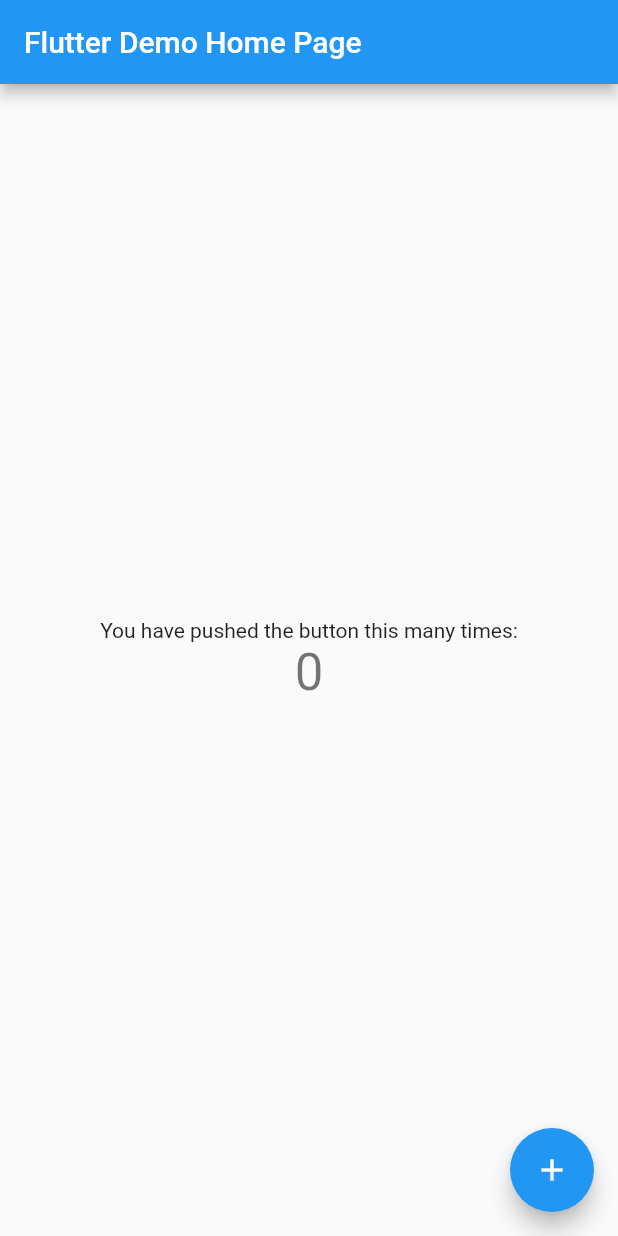
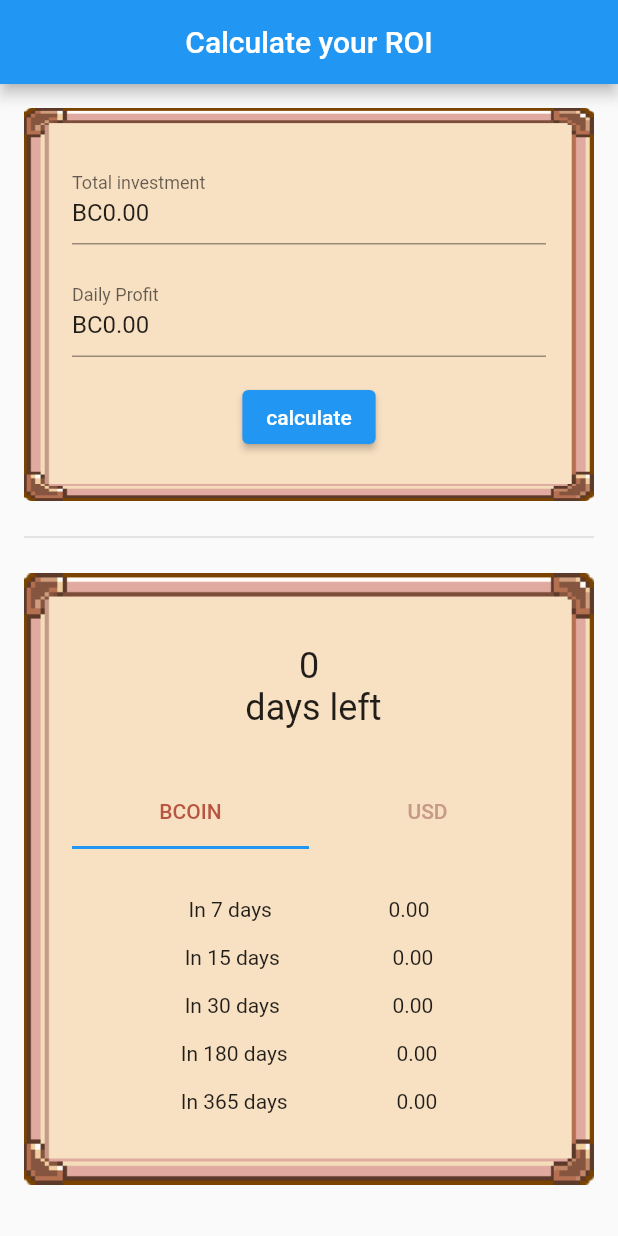
Before and after one commit to vfernandess/bombcrypto-simulator, a Flutter app: the screen it shows after launch, on a phone screen of 412 x 824 dp. Run offline on Flutter 3.47's test engine with Material 2 defaults, Android fonts, the phone set to English and light mode, and no system bars; our stand-ins replace currency_text_input_formatter.

Commit message:
add roi calculation

```diff
--- a/lib/main.dart
+++ b/lib/main.dart
@@ -1,115 +1,22 @@
+import 'package:bombscrypto_simulator/roi/ui/roi_page.dart';
 import 'package:flutter/material.dart';
 
 void main() {
-  runApp(const MyApp());
+  runApp(const BombCryptoSimulatorApp());
 }
 
-class MyApp extends StatelessWidget {
-  const MyApp({Key? key}) : super(key: key);
+class BombCryptoSimulatorApp extends StatelessWidget {
+  const BombCryptoSimulatorApp({Key? key}) : super(key: key);
 
   // This widget is the root of your application.
   @override
   Widget build(BuildContext context) {
     return MaterialApp(
-      title: 'Flutter Demo',
+      title: 'BombCrypto Simulator',
       theme: ThemeData(
-        // This is the theme of your application.
-        //
-        // Try running your application with "flutter run". You'll see the
-        // application has a blue toolbar. Then, without quitting the app, try
-        // changing the primarySwatch below to Colors.green and then invoke
-        // "hot reload" (press "r" in the console where you ran "flutter run",
-        // or simply save your changes to "hot reload" in a Flutter IDE).
-        // Notice that the counter didn't reset back to zero; the application
-        // is not restarted.
         primarySwatch: Colors.blue,
       ),
-      home: const MyHomePage(title: 'Flutter Demo Home Page'),
+      home: const RoiPage(),
     );
   }
 }
-
-class MyHomePage extends StatefulWidget {
-  const MyHomePage({Key? key, required this.title}) : super(key: key);
-
-  // This widget is the home page of your application. It is stateful, meaning
-  // that it has a State object (defined below) that contains fields that affect
-  // how it looks.
-
-  // This class is the configuration for the state. It holds the values (in this
-  // case the title) provided by the parent (in this case the App widget) and
-  // used by the build method of the State. Fields in a Widget subclass are
-  // always marked "final".
-
-  final String title;
-
-  @override
-  State<MyHomePage> createState() => _MyHomePageState();
-}
-
-class _MyHomePageState extends State<MyHomePage> {
-  int _counter = 0;
-
-  void _incrementCounter() {
-    setState(() {
-      // This call to setState tells the Flutter framework that something has
-      // changed in this State, which causes it to rerun the build method below
-      // so that the display can reflect the updated values. If we changed
-      // _counter without calling setState(), then the build method would not be
-      // called again, and so nothing would appear to happen.
-      _counter++;
-    });
-  }
-
-  @override
-  Widget build(BuildContext context) {
-    // This method is rerun every time setState is called, for instance as done
-    // by the _incrementCounter method above.
-    //
-    // The Flutter framework has been optimized to make rerunning build methods
-    // fast, so that you can just rebuild anything that needs updating rather
-    // than having to individually change instances of widgets.
-    return Scaffold(
-      appBar: AppBar(
-        // Here we take the value from the MyHomePage object that was created by
-        // the App.build method, and use it to set our appbar title.
-        title: Text(widget.title),
-      ),
-      body: Center(
-        // Center is a layout widget. It takes a single child and positions it
-        // in the middle of the parent.
-        child: Column(
-          // Column is also a layout widget. It takes a list of children and
-          // arranges them vertically. By default, it sizes itself to fit its
-          // children horizontally, and tries to be as tall as its parent.
-          //
-          // Invoke "debug painting" (press "p" in the console, choose the
-          // "Toggle Debug Paint" action from the Flutter Inspector in Android
-          // Studio, or the "Toggle Debug Paint" command in Visual Studio Code)
-          // to see the wireframe for each widget.
-          //
-          // Column has various properties to control how it sizes itself and
-          // how it positions its children. Here we use mainAxisAlignment to
-          // center the children vertically; the main axis here is the vertical
-          // axis because Columns are vertical (the cross axis would be
-          // horizontal).
-          mainAxisAlignment: MainAxisAlignment.center,
-          children: <Widget>[
-            const Text(
-              'You have pushed the button this many times:',
-            ),
-            Text(
-              '$_counter',
-              style: Theme.of(context).textTheme.headline4,
-            ),
-          ],
-        ),
-      ),
-      floatingActionButton: FloatingActionButton(
-        onPressed: _incrementCounter,
-        tooltip: 'Increment',
-        child: const Icon(Icons.add),
-      ), // This trailing comma makes auto-formatting nicer for build methods.
-    );
-  }
-}
--- /dev/null
+++ b/lib/roi/business/roi_presenter.dart
@@ -0,0 +1,74 @@
+import 'package:bombscrypto_simulator/roi/business/roi_facade.dart';
+import 'package:bombscrypto_simulator/roi/model/roi_model.dart';
+import 'package:bombscrypto_simulator/roi/roi_contract.dart';
+
+class RoiPresenter extends RoiPresenterContract {
+  final RoiViewContract view;
+  final RoiFacade _facade = RoiFacadeImpl();
+  num _usdValue = 0;
+
+  RoiPresenter(this.view);
+
+  @override
+  calculate(num investment, num dailyProfit) {
+    final result = _calculateInternal(investment, dailyProfit);
+
+    view.showCalculationResult(result);
+  }
+
+  RoiModel _calculateInternal(num investment, num dailyProfit) {
+    final bcoin = RoiDateModel(
+        "BCOIN",
+        _calculateBCoinProfit(investment, dailyProfit, 7),
+        _calculateBCoinProfit(investment, dailyProfit, 15),
+        _calculateBCoinProfit(investment, dailyProfit, 30),
+        _calculateBCoinProfit(investment, dailyProfit, 180),
+        _calculateBCoinProfit(investment, dailyProfit, 365));
+
+    final usd = RoiDateModel(
+      "USD",
+      _calculateUsdProfit(bcoin.profitIn7days),
+      _calculateUsdProfit(bcoin.profitIn15days),
+      _calculateUsdProfit(bcoin.profitIn30days),
+      _calculateUsdProfit(bcoin.profitIn180days),
+      _calculateUsdProfit(bcoin.profitIn365days),
+    );
+
+    var daysLeft = 0;
+    if(investment > 0 && dailyProfit > 0) {
+      daysLeft = (investment / dailyProfit).round();
+    }
+
+    return RoiModel([bcoin, usd], daysLeft);
+  }
+
+  num _calculateBCoinProfit(num investment, num dailyProfit, num day) {
+    var result = (dailyProfit * day) - investment;
+    if (result <= 0) {
+      return 0;
+    } else {
+      return result;
+    }
+  }
+
+  num _calculateUsdProfit(num bcoin) {
+    var result = bcoin * _usdValue;
+    if (result <= 0) {
+      return 0;
+    } else {
+      return result;
+    }
+  }
+
+  @override
+  Future<RoiModel> load() {
+    return Future.delayed(const Duration(seconds: 1), (){ return 6.41; })
+    // return _facade
+    //     .getBombCoinUsdPrice()
+        .then((value) {
+          _usdValue = value;
+
+          return _calculateInternal(0, 0);
+    });
+  }
+}
--- /dev/null
+++ b/lib/roi/model/roi_model.dart
@@ -0,0 +1,24 @@
+class RoiDateModel {
+  final String title;
+  final num profitIn7days;
+  final num profitIn15days;
+  final num profitIn30days;
+  final num profitIn180days;
+  final num profitIn365days;
+
+  RoiDateModel(
+    this.title,
+    this.profitIn7days,
+    this.profitIn15days,
+    this.profitIn30days,
+    this.profitIn180days,
+    this.profitIn365days,
+  );
+}
+
+class RoiModel {
+  final List<RoiDateModel> dates;
+  final int daysLeft;
+
+  RoiModel(this.dates, this.daysLeft);
+}
--- /dev/null
+++ b/lib/roi/roi_contract.dart
@@ -0,0 +1,16 @@
+import 'package:bombscrypto_simulator/roi/ui/roi_page.dart';
+import 'package:flutter/material.dart';
+
+import 'model/roi_model.dart';
+
+abstract class RoiViewContract extends State<RoiPage> {
+
+  showCalculationResult(RoiModel roi);
+}
+
+abstract class RoiPresenterContract {
+
+  Future<RoiModel> load();
+
+  calculate(num investment, num dailyProfit);
+}
```
Also changed, not shown: lib/roi/business/roi_facade.dart (added, +26 -0 lines), lib/roi/ui/roi_page.dart (added, +223 -0 lines), lib/util/image/images.dart (added, +13 -0 lines), pubspec.yaml (+5 -3 lines), assets/images/card.png (added), pubspec.lock, 17 other files.
